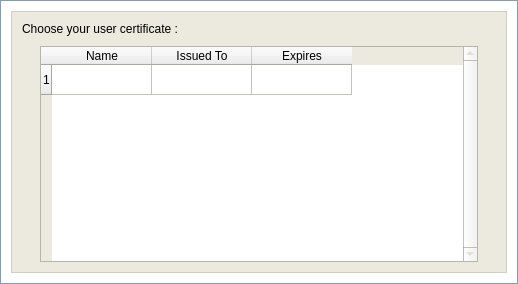
Qt form xsupplicant-ui/Skins/Default/wizardPageDot1XUserCert.ui (Zero3K/xsupplicant) before a commit.
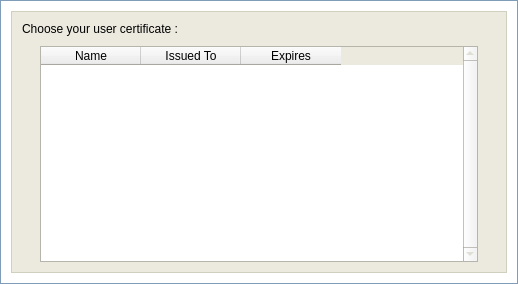
The same form after that commit.

```diff
--- a/xsupplicant-ui/Skins/Default/wizardPageDot1XUserCert.ui
+++ b/xsupplicant-ui/Skins/Default/wizardPageDot1XUserCert.ui
@@ -422,12 +422,11 @@
                <bool>true</bool>
               </property>
               <property name="rowCount" >
-               <number>1</number>
+               <number>0</number>
               </property>
               <property name="columnCount" >
                <number>3</number>
               </property>
-              <row/>
               <column>
                <property name="text" >
                 <string>Name</string>
```
